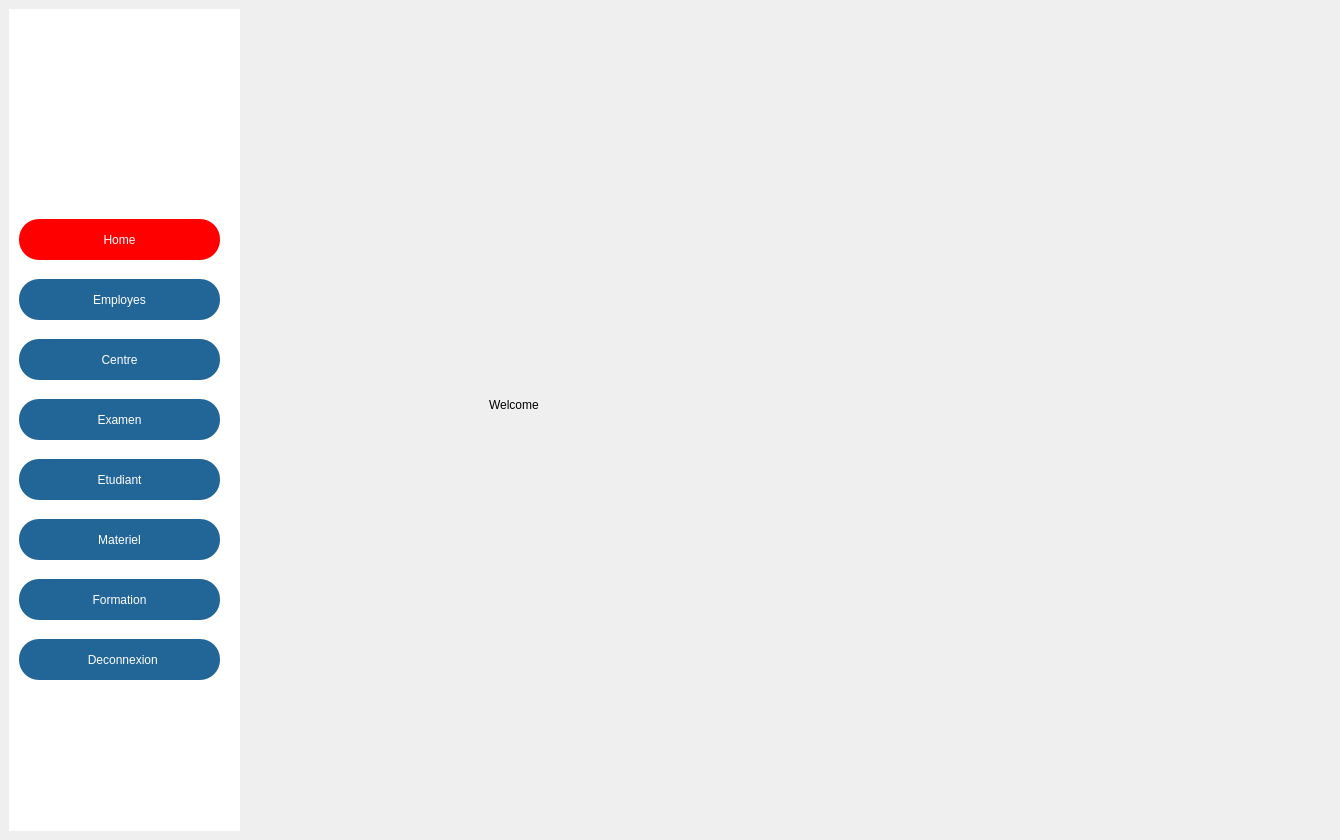
First picture: the form in mainwindow.ui, repository PCPP2425-esprit2A7/2a7-neuroxam, before the edit.
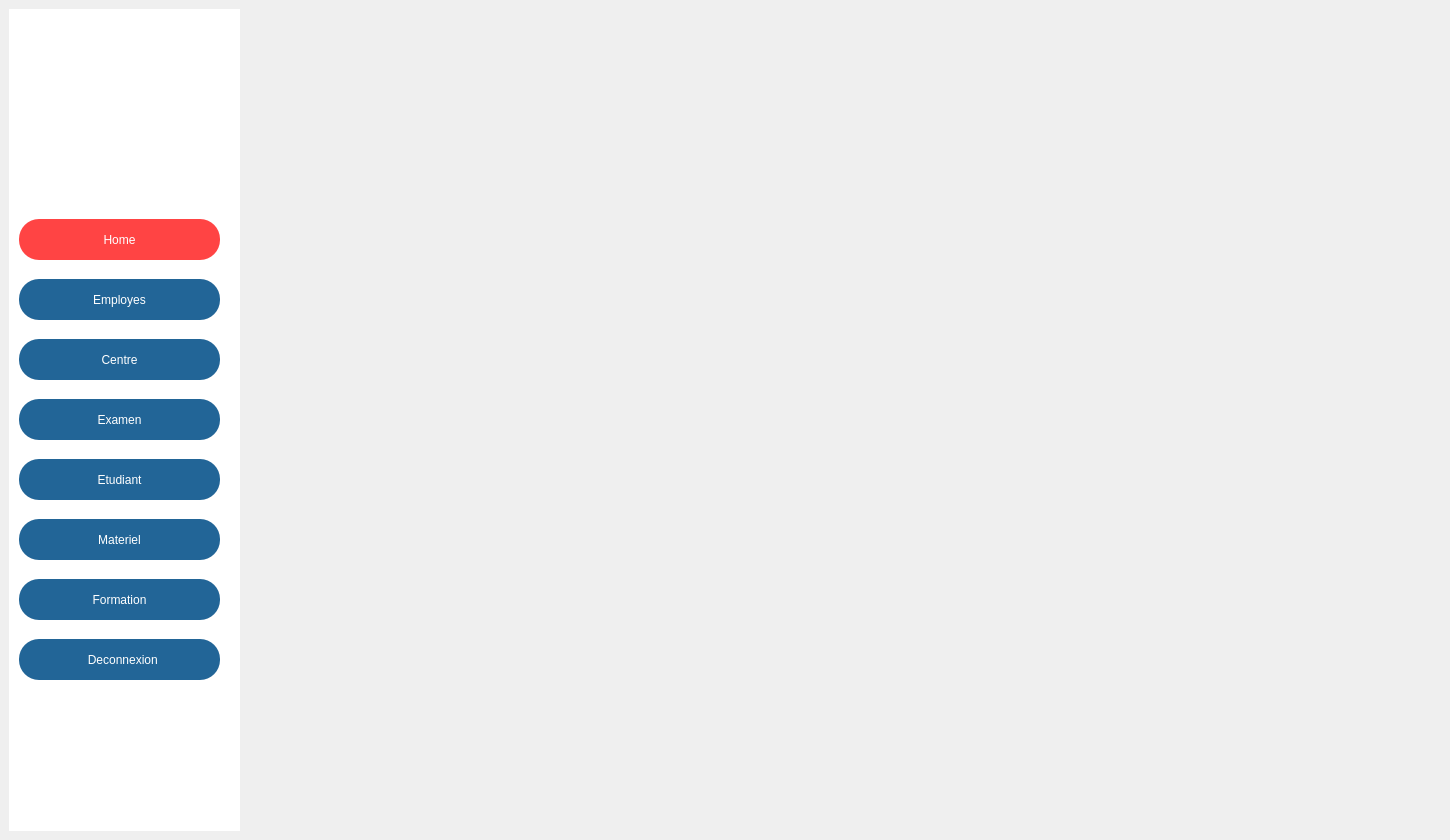
Second picture: the form after the edit. Icons and pictures are not drawn.

Patch:
```diff
--- a/mainwindow.ui
+++ b/mainwindow.ui
@@ -6,7 +6,7 @@
    <rect>
     <x>0</x>
     <y>0</y>
-    <width>1340</width>
+    <width>1450</width>
     <height>840</height>
    </rect>
   </property>
@@ -36,22 +36,12 @@
         <string notr="true"/>
        </property>
        <widget class="QWidget" name="homeWidget">
-        <widget class="QLabel" name="label_2">
-         <property name="geometry">
-          <rect>
-           <x>250</x>
-           <y>210</y>
-           <width>491</width>
-           <height>371</height>
-          </rect>
-         </property>
-         <property name="toolTip">
-          <string>&lt;html&gt;&lt;head/&gt;&lt;body&gt;&lt;p align=&quot;center&quot;&gt;&lt;br/&gt;&lt;/p&gt;&lt;/body&gt;&lt;/html&gt;</string>
-         </property>
-         <property name="text">
-          <string>Welcome</string>
-         </property>
-        </widget>
+        <property name="styleSheet">
+         <string notr="true">
+        background-image: url(:/res/resources/background.png);
+
+</string>
+        </property>
        </widget>
        <widget class="QWidget" name="page_4"/>
       </widget>
@@ -232,7 +222,7 @@
         </property>
         <property name="styleSheet">
          <string notr="true">border-radius:20px;
-background-color:red;
+background-color:#FF4444;
 color:white;</string>
         </property>
         <property name="text">
```
Left out of the diff: 2 changed lines with no effect on the pictures.
